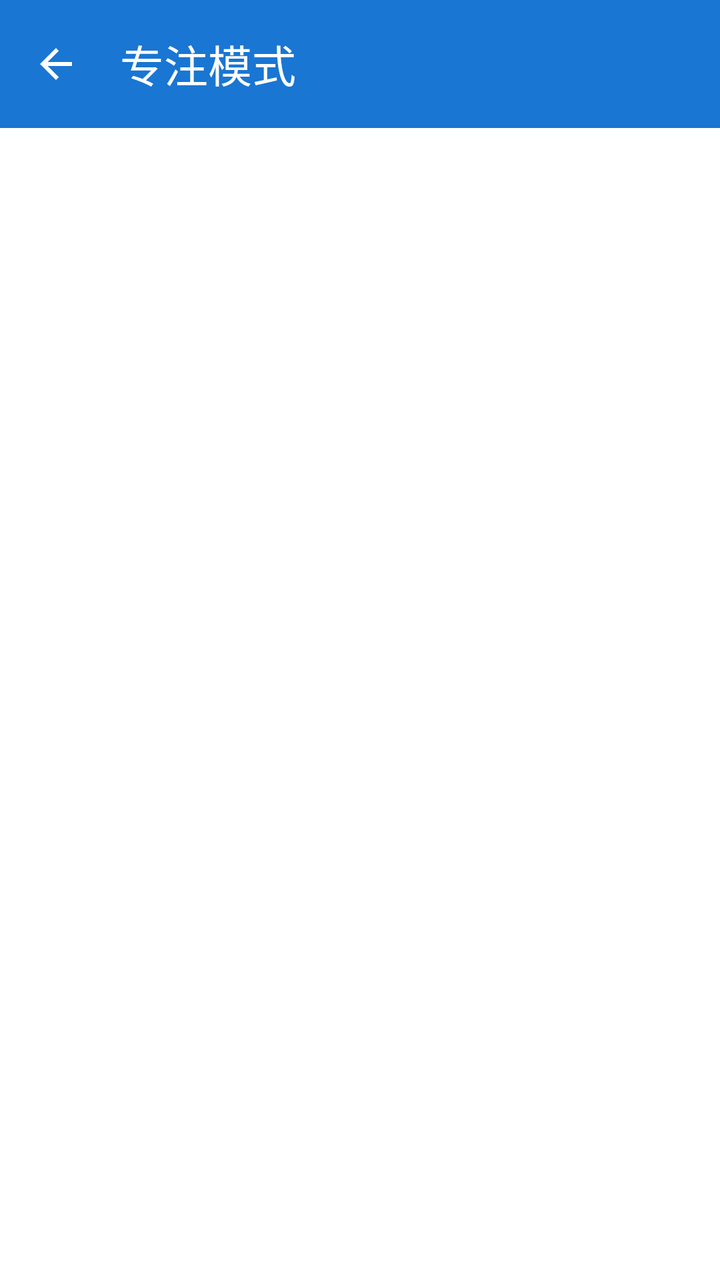
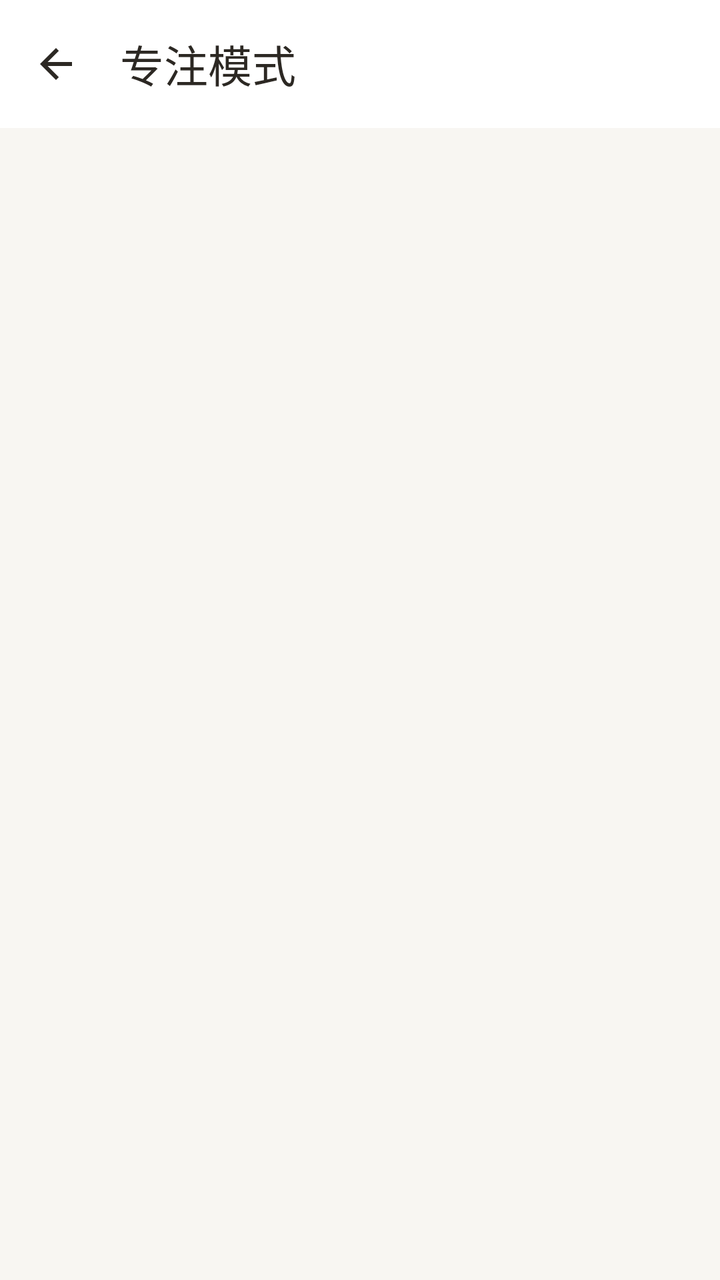

Before-and-after screenshots of an Android layout around one commit, followed by the original layout XML and the change that was made.
<!-- AndroidManifest.xml: application theme Theme.Project_Pandora -->
<!-- res/layout/activity_focus.xml -->
<?xml version="1.0" encoding="utf-8"?>
<LinearLayout xmlns:android="http://schemas.android.com/apk/res/android"
    xmlns:app="http://schemas.android.com/apk/res-auto"
    android:layout_width="match_parent"
    android:layout_height="match_parent"
    android:orientation="vertical">

    <com.google.android.material.appbar.MaterialToolbar
        android:id="@+id/toolbar"
        android:layout_width="match_parent"
        android:layout_height="wrap_content"
        android:background="?attr/colorPrimary"
        app:title="@string/nav_focus"
        app:titleTextColor="@android:color/white"
        app:navigationIcon="@drawable/ic_back" />

    <FrameLayout
        android:id="@+id/focusContainer"
        android:layout_width="match_parent"
        android:layout_height="match_parent" />

</LinearLayout>
<!-- resources referenced by this layout -->
<resources>
  <style name="Base.Theme.Project_Pandora" parent="Theme.Material3.DayNight.NoActionBar">
          
          <item name="colorPrimary">@color/color_calendar_today</item>
          <item name="colorOnPrimary">@color/white</item>
          <item name="colorSurface">@color/color_bg_page</item>
          <item name="colorOnSurface">@color/color_text_primary</item>
          <item name="colorOnSurfaceVariant">@color/color_text_secondary</item>
          <item name="android:colorBackground">@color/color_bg_page</item>
          <item name="android:textColorPrimary">@color/color_text_primary</item>
          <item name="android:textColorSecondary">@color/color_text_secondary</item>
      </style>
  <color name="color_calendar_today">#FF1976D2</color>
  <color name="white">#FFFFFFFF</color>
  <color name="color_bg_page">#FFFFFFFF</color>
  <color name="color_text_primary">#FF333333</color>
  <color name="color_text_secondary">#FF888888</color>
  <!-- unchanged entries left out for length: 3 -->
</resources>

<!-- the commit's change to res/layout/activity_focus.xml (unified diff, before → after) -->
@@ -9,10 +9,13 @@
         android:id="@+id/toolbar"
         android:layout_width="match_parent"
         android:layout_height="wrap_content"
-        android:background="?attr/colorPrimary"
+        android:background="@color/color_surface"
         app:title="@string/nav_focus"
-        app:titleTextColor="@android:color/white"
-        app:navigationIcon="@drawable/ic_back" />
+        app:titleTextColor="@color/color_text_primary"
+        app:navigationIcon="@drawable/ic_back"
+        style="@style/Widget.Pandora.Toolbar"
+        app:navigationIconTint="@color/color_text_primary"
+        android:elevation="0dp" />
 
     <FrameLayout
         android:id="@+id/focusContainer"
<!-- resource entries referenced after the edit -->
@@ -1,21 +1,177 @@
 <!-- resources referenced by this layout -->
 <resources>
+  <color name="color_surface">#FFFFFF</color>
   <style name="Base.Theme.Project_Pandora" parent="Theme.Material3.DayNight.NoActionBar">
           
-          <item name="colorPrimary">@color/color_calendar_today</item>
-          <item name="colorOnPrimary">@color/white</item>
-          <item name="colorSurface">@color/color_bg_page</item>
+          <item name="colorPrimary">@color/color_accent</item>
+          <item name="colorOnPrimary">@color/color_on_accent</item>
+          <item name="colorPrimaryContainer">@color/color_accent_soft</item>
+          <item name="colorOnPrimaryContainer">@color/color_text_primary</item>
+          <item name="colorSecondary">@color/color_accent</item>
+          <item name="colorOnSecondary">@color/color_on_accent</item>
+          <item name="colorSecondaryContainer">@color/color_accent_soft</item>
+          <item name="colorOnSecondaryContainer">@color/color_text_primary</item>
+          <item name="colorTertiary">@color/color_accent</item>
+          <item name="colorOnTertiary">@color/color_on_accent</item>
+          <item name="colorTertiaryContainer">@color/color_accent_soft</item>
+          <item name="colorOnTertiaryContainer">@color/color_text_primary</item>
+          <item name="colorSurface">@color/color_surface</item>
           <item name="colorOnSurface">@color/color_text_primary</item>
           <item name="colorOnSurfaceVariant">@color/color_text_secondary</item>
+          <item name="colorSurfaceVariant">@color/color_surface_soft</item>
+          <item name="colorSurfaceContainerLowest">@color/color_surface</item>
+          <item name="colorSurfaceContainerLow">@color/color_surface</item>
+          <item name="colorSurfaceContainer">@color/color_surface_soft</item>
+          <item name="colorSurfaceContainerHigh">@color/color_surface_soft</item>
+          <item name="colorSurfaceContainerHighest">@color/color_accent_soft</item>
+          <item name="colorOutline">@color/color_border_strong</item>
+          <item name="colorOutlineVariant">@color/color_divider</item>
+          <item name="colorError">@color/color_error</item>
+          <item name="colorOnError">@color/color_on_accent</item>
+          <item name="colorErrorContainer">@color/color_error_surface</item>
+          <item name="colorOnErrorContainer">@color/color_error</item>
+          <item name="colorControlHighlight">@color/color_accent_soft</item>
           <item name="android:colorBackground">@color/color_bg_page</item>
+          <item name="android:windowBackground">@color/color_bg_page</item>
           <item name="android:textColorPrimary">@color/color_text_primary</item>
           <item name="android:textColorSecondary">@color/color_text_secondary</item>
+          <item name="android:fontFamily">sans-serif</item>
+          <item name="fontFamily">sans-serif</item>
+          <item name="textAppearanceBodyLarge">@style/TextAppearance.Pandora.Body</item>
+          <item name="textAppearanceBodyMedium">@style/TextAppearance.Pandora.BodySmall</item>
+          <item name="textAppearanceTitleLarge">@style/TextAppearance.Pandora.Title</item>
+          <item name="textAppearanceLabelLarge">@style/TextAppearance.Pandora.Label</item>
+          <item name="materialButtonStyle">@style/Widget.Pandora.Button</item>
+          <item name="materialButtonOutlinedStyle">@style/Widget.Pandora.Button.Outlined</item>
+          <item name="materialCardViewStyle">@style/Widget.Pandora.Card</item>
+          <item name="cardViewStyle">@style/Widget.Pandora.LegacyCard</item>
+          <item name="toolbarStyle">@style/Widget.Pandora.Toolbar</item>
+          <item name="textInputStyle">@style/Widget.Pandora.TextInput</item>
+          <item name="tabStyle">@style/Widget.Pandora.Tabs</item>
+          <item name="chipStyle">@style/Widget.Pandora.Chip</item>
+          <item name="bottomNavigationStyle">@style/Widget.Pandora.BottomNavigation</item>
+          <item name="floatingActionButtonStyle">@style/Widget.Pandora.Fab</item>
       </style>
-  <color name="color_calendar_today">#FF1976D2</color>
-  <color name="white">#FFFFFFFF</color>
-  <color name="color_bg_page">#FFFFFFFF</color>
-  <color name="color_text_primary">#FF333333</color>
-  <color name="color_text_secondary">#FF888888</color>
+  <color name="color_accent">#725B49</color>
+  <color name="color_on_accent">#FFFFFF</color>
+  <color name="color_accent_soft">#EEE6DC</color>
+  <color name="color_surface_soft">#F3EFE8</color>
+  <color name="color_border_strong">#BDB0A0</color>
+  <color name="color_divider">#E9E3DA</color>
+  <color name="color_error">#A1473A</color>
+  <color name="color_error_surface">#F8EAE5</color>
+  <color name="color_bg_page">#F8F6F2</color>
+  <style name="TextAppearance.Pandora.Body" parent="TextAppearance.Material3.BodyLarge">
+          <item name="android:fontFamily">sans-serif</item>
+          <item name="android:textSize">16sp</item>
+          <item name="android:textColor">@color/color_text_primary</item>
+      </style>
+  <style name="TextAppearance.Pandora.BodySmall" parent="TextAppearance.Material3.BodyMedium">
+          <item name="android:textSize">14sp</item>
+          <item name="android:textColor">@color/color_text_secondary</item>
+      </style>
+  <style name="TextAppearance.Pandora.Label" parent="TextAppearance.Material3.LabelLarge">
+          <item name="android:fontFamily">sans-serif-medium</item>
+          <item name="android:textSize">14sp</item>
+          <item name="android:letterSpacing">0</item>
+          <item name="android:textAllCaps">false</item>
+      </style>
+  <style name="Widget.Pandora.Button" parent="Widget.Material3.Button">
+          <item name="cornerRadius">14dp</item>
+          <item name="android:minHeight">52dp</item>
+          <item name="android:textAppearance">@style/TextAppearance.Pandora.Label</item>
+          <item name="android:textAllCaps">false</item>
+          <item name="android:stateListAnimator">@null</item>
+      </style>
+  <style name="Widget.Pandora.Button.Outlined" parent="Widget.Material3.Button.OutlinedButton">
+          <item name="cornerRadius">14dp</item>
+          <item name="strokeColor">@color/color_border_strong</item>
+          <item name="android:minHeight">48dp</item>
+          <item name="android:textAppearance">@style/TextAppearance.Pandora.Label</item>
+          <item name="android:textAllCaps">false</item>
+      </style>
+  <style name="Widget.Pandora.Card" parent="Widget.MaterialComponents.CardView">
+          <item name="cardBackgroundColor">@color/color_surface</item>
+          <item name="cardCornerRadius">18dp</item>
+          <item name="cardElevation">0dp</item>
+          <item name="strokeColor">@color/color_divider</item>
+          <item name="strokeWidth">1dp</item>
+      </style>
+  <style name="Widget.Pandora.LegacyCard" parent="CardView">
+          <item name="cardBackgroundColor">@color/color_surface</item>
+          <item name="cardCornerRadius">18dp</item>
+          <item name="cardElevation">1dp</item>
+      </style>
+  <style name="Widget.Pandora.TextInput" parent="Widget.Material3.TextInputLayout.OutlinedBox">
+          <item name="boxBackgroundColor">@color/color_surface</item>
+          <item name="boxStrokeColor">@color/pandora_input_stroke</item>
+          <item name="hintTextColor">@color/color_accent</item>
+          <item name="android:textColorHint">@color/color_text_secondary</item>
+          <item name="boxCornerRadiusTopStart">12dp</item>
+          <item name="boxCornerRadiusTopEnd">12dp</item>
+          <item name="boxCornerRadiusBottomStart">12dp</item>
+          <item name="boxCornerRadiusBottomEnd">12dp</item>
+          <item name="boxStrokeWidth">1dp</item>
+          <item name="boxStrokeWidthFocused">2dp</item>
+      </style>
+  <style name="Widget.Pandora.Tabs" parent="Widget.Material3.TabLayout">
+          <item name="android:background">@color/color_surface</item>
+          <item name="tabTextAppearance">@style/TextAppearance.Pandora.Label</item>
+          <item name="tabTextColor">@color/color_text_secondary</item>
+          <item name="tabSelectedTextColor">@color/color_accent</item>
+          <item name="tabIndicatorColor">@color/color_accent</item>
+          <item name="tabIndicatorHeight">2dp</item>
+          <item name="tabRippleColor">@color/color_accent_soft</item>
+      </style>
+  <style name="Widget.Pandora.Chip" parent="Widget.Material3.Chip.Filter">
+          <item name="chipBackgroundColor">@color/pandora_chip_background</item>
+          <item name="android:textColor">@color/pandora_chip_text</item>
+          <item name="chipStrokeColor">@color/color_divider</item>
+          <item name="chipStrokeWidth">1dp</item>
+          <item name="chipCornerRadius">12dp</item>
+          <item name="ensureMinTouchTargetSize">true</item>
+      </style>
+  <style name="Widget.Pandora.BottomNavigation" parent="Widget.Material3.BottomNavigationView">
+          <item name="android:background">@color/color_surface</item>
+          <item name="elevation">0dp</item>
+          <item name="itemIconSize">23dp</item>
+          <item name="itemIconTint">@color/bottom_nav_color_selector</item>
+          <item name="itemTextColor">@color/bottom_nav_color_selector</item>
+          <item name="itemTextAppearanceActive">@style/TextAppearance.Pandora.Navigation</item>
+          <item name="itemTextAppearanceInactive">@style/TextAppearance.Pandora.Navigation</item>
+          <item name="itemActiveIndicatorStyle">@style/Widget.Pandora.NavIndicator</item>
+      </style>
+  <style name="Widget.Pandora.Fab" parent="Widget.Material3.FloatingActionButton.Primary">
+          <item name="backgroundTint">@color/color_accent</item>
+          <item name="tint">@color/color_on_accent</item>
+          <item name="elevation">2dp</item>
+      </style>
+  <style name="TextAppearance.Pandora.Navigation" parent="TextAppearance.Material3.LabelMedium">
+          <item name="android:fontFamily">sans-serif-medium</item>
+          <item name="android:textSize">12sp</item>
+          <item name="android:letterSpacing">0</item>
+      </style>
+  <style name="Widget.Pandora.NavIndicator" parent="Widget.Material3.BottomNavigationView.ActiveIndicator">
+          <item name="android:color">@color/color_accent_soft</item>
+      </style>
+  <color name="color_text_primary">#2C2823</color>
+  <style name="Widget.Pandora.Toolbar" parent="Widget.Material3.Toolbar">
+          <item name="android:background">@color/color_surface</item>
+          <item name="android:minHeight">64dp</item>
+          <item name="android:elevation">0dp</item>
+          <item name="titleTextAppearance">@style/TextAppearance.Pandora.Title</item>
+          <item name="titleTextColor">@color/color_text_primary</item>
+          <item name="subtitleTextColor">@color/color_text_secondary</item>
+          <item name="navigationIconTint">@color/color_text_primary</item>
+          <item name="contentInsetStart">20dp</item>
+          <item name="contentInsetEnd">16dp</item>
+      </style>
+  <style name="TextAppearance.Pandora.Title" parent="TextAppearance.Material3.TitleLarge">
+          <item name="android:fontFamily">sans-serif-medium</item>
+          <item name="android:textSize">22sp</item>
+          <item name="android:textColor">@color/color_text_primary</item>
+      </style>
+  <color name="color_text_secondary">#756D63</color>
   <!-- unchanged entries left out for length: 3 -->
 </resources>
 
